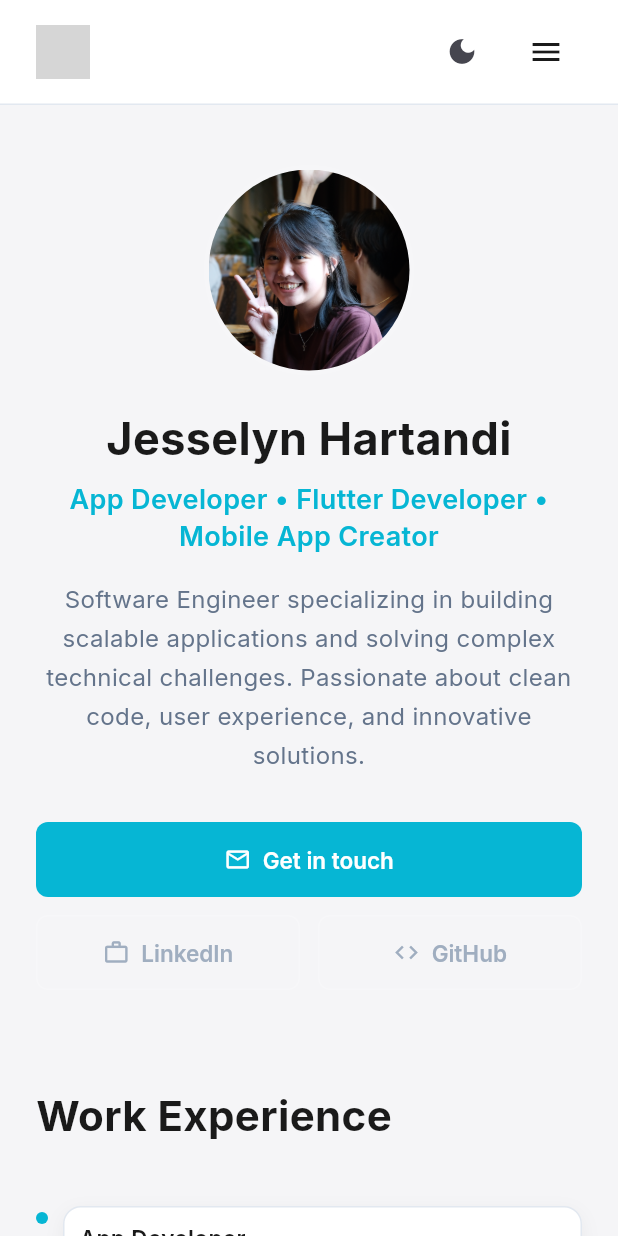
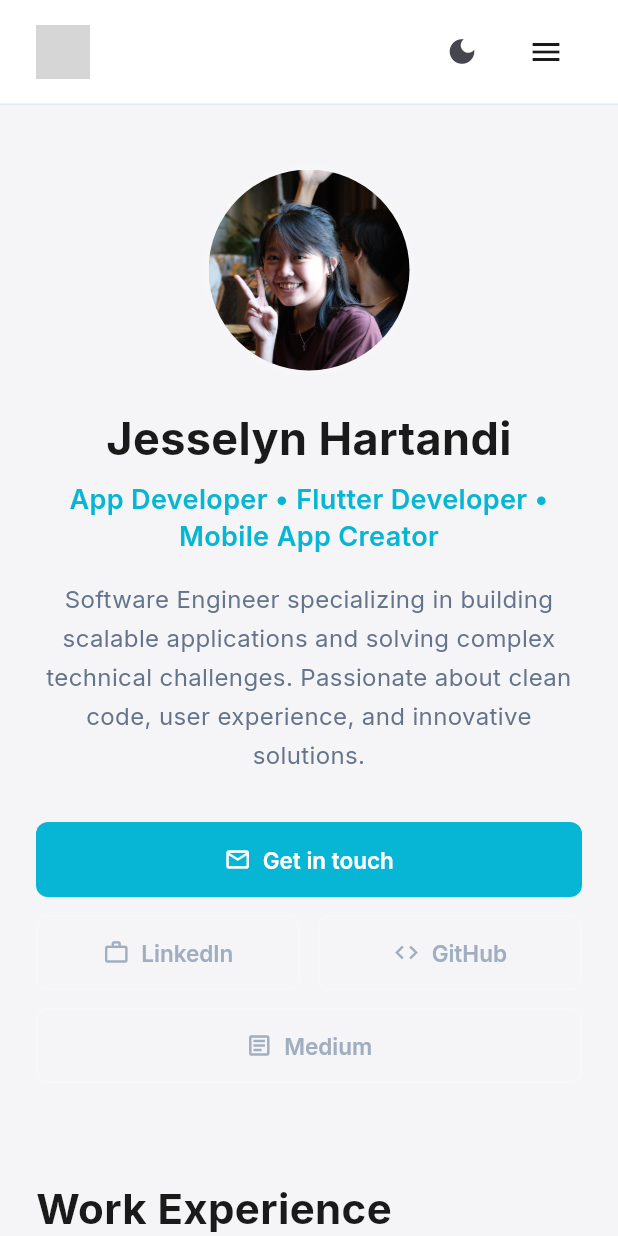
Before and after one commit to javelinee/javelinee.github.io, a Flutter app: the screen it shows after launch, on a phone screen of 412 x 824 dp. Run offline on Flutter 3.47's test engine with Material 3 defaults, Android fonts, the phone set to English and light mode, and no system bars; our stand-ins replace google_fonts; grey boxes are pictures that could not be loaded.

Commit message:
Refactor SinglePagePortfolio layout to use Wrap for action buttons, add Medium button for contact options, and enhance responsiveness of experience section with improved styling and spacing.

```diff
--- a/lib/pages/single_page_portfolio.dart
+++ b/lib/pages/single_page_portfolio.dart
@@ -167,7 +167,9 @@ class SinglePagePortfolioState extends State<SinglePagePortfolio> {
                       const SizedBox(height: 32),
 
                       // Action Buttons
-                      Row(
+                      Wrap(
+                        spacing: 16,
+                        runSpacing: 12,
                         children: [
                           _buildPrimaryButton(
                             label: 'Get in touch',
@@ -176,7 +178,6 @@ class SinglePagePortfolioState extends State<SinglePagePortfolio> {
                               'mailto:${ContactInfo.personal.email}',
                             ),
                           ),
-                          const SizedBox(width: 16),
                           _buildSecondaryButton(
                             label: 'LinkedIn',
                             icon: Icons.work_outline,
@@ -184,12 +185,18 @@ class SinglePagePortfolioState extends State<SinglePagePortfolio> {
                               ContactInfo.personal.linkedinUrl ?? '',
                             ),
                           ),
-                          const SizedBox(width: 16),
                           _buildSecondaryButton(
                             label: 'GitHub',
                             icon: Icons.code,
                             onPressed: () => _launchUrl(
                               ContactInfo.personal.githubUrl ?? '',
+                            ),
+                          ),
+                          _buildSecondaryButton(
+                            label: 'Medium',
+                            icon: Icons.article_outlined,
+                            onPressed: () => _launchUrl(
+                              ContactInfo.personal.mediumUrl ?? '',
                             ),
                           ),
                         ],
@@ -303,6 +310,16 @@ class SinglePagePortfolioState extends State<SinglePagePortfolio> {
                           ),
                         ),
                       ],
+                    ),
+                    const SizedBox(height: 12),
+                    SizedBox(
+                      width: double.infinity,
+                      child: _buildSecondaryButton(
+                        label: 'Medium',
+                        icon: Icons.article_outlined,
+                        onPressed: () =>
+                            _launchUrl(ContactInfo.personal.mediumUrl ?? ''),
+                      ),
                     ),
                   ],
                 ),
@@ -548,24 +565,7 @@ class SinglePagePortfolioState extends State<SinglePagePortfolio> {
     final theme = Theme.of(context);
     final isDark = theme.brightness == Brightness.dark;
 
-    return Row(
-      crossAxisAlignment: CrossAxisAlignment.start,
-      children: [
-        // Timeline indicator
-        Container(
-          width: isDesktop ? 16 : 8,
-          height: isDesktop ? 16 : 8,
-          margin: EdgeInsets.only(top: 4),
-          decoration: const BoxDecoration(
-            shape: BoxShape.circle,
-            color: Color(0xFF06b6d4),
-          ),
-        ),
-        SizedBox(width: isDesktop ? 24 : 10),
-
-        // Content
-        Expanded(
-          child: Container(
+    return Container(
       margin: EdgeInsets.only(bottom: isDesktop ? 48 : 20),
       padding: EdgeInsets.all(isDesktop ? 18 : 10),
       decoration: BoxDecoration(
@@ -726,9 +726,7 @@ class SinglePagePortfolioState extends State<SinglePagePortfolio> {
             style: GoogleFonts.inter(
               fontSize: isDesktop ? 14 : 11,
               fontWeight: FontWeight.w400,
-                    color: isDark
-                        ? const Color(0xFFa0aec0)
-                        : const Color(0xFF64748b),
+              color: isDark ? const Color(0xFFa0aec0) : const Color(0xFF64748b),
               height: isDesktop ? 1.5 : 1.3,
             ),
           ),
@@ -738,16 +736,6 @@ class SinglePagePortfolioState extends State<SinglePagePortfolio> {
           ...experience.achievements.map(
             (achievement) => Padding(
               padding: EdgeInsets.only(bottom: isDesktop ? 6 : 3),
-                    child: Row(
-                      crossAxisAlignment: CrossAxisAlignment.start,
-                      children: [
-                        Icon(
-                          Icons.check_circle,
-                          size: isDesktop ? 14 : 10,
-                          color: const Color(0xFF06b6d4),
-                        ),
-                        SizedBox(width: isDesktop ? 10 : 5),
-                        Expanded(
               child: Text(
                 achievement,
                 style: GoogleFonts.inter(
@@ -760,15 +748,9 @@ class SinglePagePortfolioState extends State<SinglePagePortfolio> {
                 ),
               ),
             ),
-                      ],
-                    ),
-                  ),
           ),
         ],
       ),
-          ),
-        ),
-      ],
     );
   }
 
```
Lines whose indentation alone changed are shown as unchanged.
